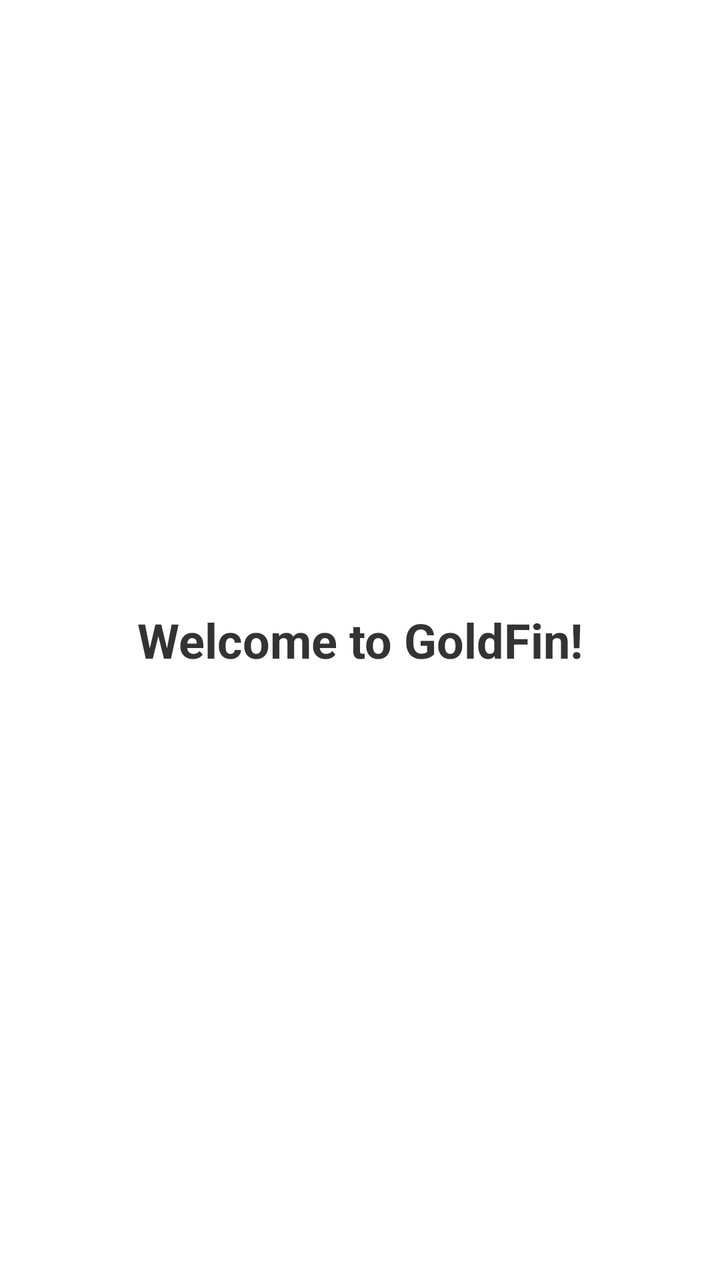
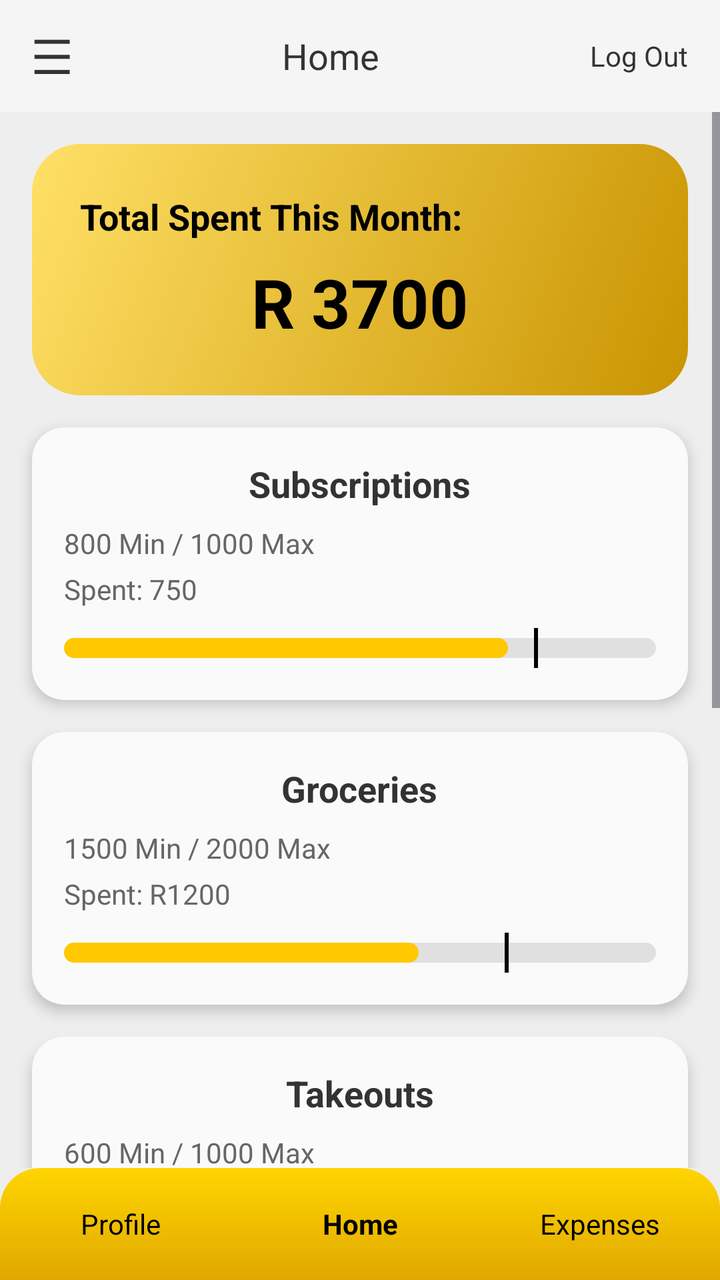

Before-and-after screenshots of an Android layout around one commit, followed by the original layout XML and the change that was made.
<!-- AndroidManifest.xml: application theme Theme.GoldfinBudgeting -->
<!-- res/layout/activity_home.xml -->
<?xml version="1.0" encoding="utf-8"?>
<LinearLayout
    xmlns:android="http://schemas.android.com/apk/res/android"
    android:id="@+id/main"
    android:layout_width="match_parent"
    android:layout_height="match_parent"
    android:orientation="vertical"
    android:gravity="center"
    android:padding="32dp"
    android:background="#FFFFFF">

    <TextView
        android:layout_width="wrap_content"
        android:layout_height="wrap_content"
        android:text="Welcome to GoldFin!"
        android:textSize="24sp"
        android:textStyle="bold"
        android:textColor="#333333"/>

</LinearLayout>
<!-- resources referenced by this layout -->
<resources>
  <style name="Theme.GoldfinBudgeting" parent="Base.Theme.GoldfinBudgeting" />
  <style name="Base.Theme.GoldfinBudgeting" parent="Theme.Material3.DayNight.NoActionBar">
          
          
      </style>
</resources>

<!-- the commit's change to res/layout/activity_home.xml (unified diff, before → after) -->
@@ -1,20 +1,633 @@
 <?xml version="1.0" encoding="utf-8"?>
 <LinearLayout
     xmlns:android="http://schemas.android.com/apk/res/android"
+    xmlns:app="http://schemas.android.com/apk/res-auto"
     android:id="@+id/main"
     android:layout_width="match_parent"
     android:layout_height="match_parent"
     android:orientation="vertical"
-    android:gravity="center"
-    android:padding="32dp"
-    android:background="#FFFFFF">
-
-    <TextView
-        android:layout_width="wrap_content"
-        android:layout_height="wrap_content"
-        android:text="Welcome to GoldFin!"
-        android:textSize="24sp"
-        android:textStyle="bold"
-        android:textColor="#333333"/>
+    android:background="#EEEEEE">
+
+    
+    <LinearLayout
+        android:layout_width="match_parent"
+        android:layout_height="56dp"
+        android:orientation="horizontal"
+        android:gravity="center_vertical"
+        android:paddingStart="16dp"
+        android:paddingEnd="16dp"
+        android:background="#F5F5F5">
+
+        <TextView
+            android:layout_width="wrap_content"
+            android:layout_height="wrap_content"
+            android:text="☰"
+            android:textSize="24sp"
+            android:textColor="#333333"/>
+
+        <TextView
+            android:layout_width="0dp"
+            android:layout_height="wrap_content"
+            android:layout_weight="1"
+            android:gravity="center"
+            android:text="Home"
+            android:textSize="18sp"
+            android:textColor="#333333"/>
+
+        <TextView
+            android:layout_width="wrap_content"
+            android:layout_height="wrap_content"
+            android:text="Log Out"
+            android:textSize="14sp"
+            android:textColor="#333333"/>
+
+    </LinearLayout>
+
+    
+    <ScrollView
+        android:layout_width="match_parent"
+        android:layout_height="0dp"
+        android:layout_weight="1">
+
+        <LinearLayout
+            android:layout_width="match_parent"
+            android:layout_height="wrap_content"
+            android:orientation="vertical"
+            android:paddingBottom="16dp">
+
+            
+            <LinearLayout
+                android:layout_width="match_parent"
+                android:layout_height="wrap_content"
+                android:layout_margin="16dp"
+                android:orientation="vertical"
+                android:padding="24dp"
+                android:background="@drawable/rounded_card_gold">
+
+                <TextView
+                    android:layout_width="wrap_content"
+                    android:layout_height="wrap_content"
+                    android:text="Total Spent This Month:"
+                    android:textSize="18sp"
+                    android:textStyle="bold"
+                    android:textColor="#000000"/>
+
+                <TextView
+                    android:layout_width="wrap_content"
+                    android:layout_height="wrap_content"
+                    android:layout_marginTop="8dp"
+                    android:layout_gravity="center_horizontal"
+                    android:text="R 3700"
+                    android:textSize="34sp"
+                    android:textStyle="bold"
+                    android:textColor="#000000"/>
+
+            </LinearLayout>
+
+            
+            <androidx.cardview.widget.CardView
+                android:layout_width="match_parent"
+                android:layout_height="wrap_content"
+                android:layout_marginStart="16dp"
+                android:layout_marginEnd="16dp"
+                android:layout_marginBottom="16dp"
+                app:cardCornerRadius="16dp"
+                app:cardElevation="4dp"
+                app:cardBackgroundColor="#FAFAFA">
+
+                <LinearLayout
+                    android:layout_width="match_parent"
+                    android:layout_height="wrap_content"
+                    android:orientation="vertical"
+                    android:padding="16dp">
+
+                    <TextView
+                        android:layout_width="wrap_content"
+                        android:layout_height="wrap_content"
+                        android:layout_gravity="center_horizontal"
+                        android:text="Subscriptions"
+                        android:textSize="18sp"
+                        android:textStyle="bold"
+                        android:textColor="#333333" />
+
+                    <TextView
+                        android:layout_width="wrap_content"
+                        android:layout_height="wrap_content"
+                        android:layout_marginTop="8dp"
+                        android:text="800 Min / 1000 Max"
+                        android:textSize="14sp"
+                        android:textColor="#666666"/>
+
+                    <TextView
+                        android:layout_width="wrap_content"
+                        android:layout_height="wrap_content"
+                        android:layout_marginTop="4dp"
+                        android:text="Spent: 750"
+                        android:textSize="14sp"
+                        android:textColor="#666666"/>
+
+                    <FrameLayout
+                        android:layout_width="match_parent"
+                        android:layout_height="20dp"
+                        android:layout_marginTop="10dp">
+
+                        <View
+                            android:layout_width="match_parent"
+                            android:layout_height="10dp"
+                            android:layout_gravity="center_vertical"
+                            android:background="@drawable/rounded_track_gray"/>
+
+                        <LinearLayout
+                            android:layout_width="match_parent"
+                            android:layout_height="10dp"
+                            android:layout_gravity="center_vertical"
+                            android:orientation="horizontal"
+                            android:weightSum="100">
+
+                            <View
+                                android:layout_width="0dp"
+                                android:layout_height="match_parent"
+                                android:layout_weight="75"
+                                android:background="@drawable/rounded_fill_gold"/>
+
+                            <View
+                                android:layout_width="0dp"
+                                android:layout_height="match_parent"
+                                android:layout_weight="25" />
+
+                        </LinearLayout>
+
+                        <LinearLayout
+                            android:layout_width="match_parent"
+                            android:layout_height="match_parent"
+                            android:orientation="horizontal"
+                            android:weightSum="100">
+
+                            <View
+                                android:layout_width="0dp"
+                                android:layout_height="match_parent"
+                                android:layout_weight="80"/>
+
+                            <View
+                                android:layout_width="2dp"
+                                android:layout_height="match_parent"
+                                android:background="#000000"/>
+
+                            <View
+                                android:layout_width="0dp"
+                                android:layout_height="match_parent"
+                                android:layout_weight="20"/>
+
+                        </LinearLayout>
+
+                    </FrameLayout>
+
+                </LinearLayout>
+
+            </androidx.cardview.widget.CardView>
+
+            
+            <androidx.cardview.widget.CardView
+                android:layout_width="match_parent"
+                android:layout_height="wrap_content"
+                android:layout_marginStart="16dp"
+                android:layout_marginEnd="16dp"
+                android:layout_marginBottom="16dp"
+                app:cardCornerRadius="16dp"
+                app:cardElevation="4dp"
+                app:cardBackgroundColor="#FAFAFA">
+
+                <LinearLayout
+                    android:layout_width="match_parent"
+                    android:layout_height="wrap_content"
+                    android:orientation="vertical"
+                    android:padding="16dp">
+
+                    <TextView
+                        android:layout_width="wrap_content"
+                        android:layout_height="wrap_content"
+                        android:layout_gravity="center_horizontal"
+                        android:text="Groceries"
+                        android:textSize="18sp"
+                        android:textStyle="bold"
+                        android:textColor="#333333"/>
+
+                    <TextView
+                        android:layout_width="wrap_content"
+                        android:layout_height="wrap_content"
+                        android:layout_marginTop="8dp"
+                        android:text="1500 Min / 2000 Max"
+                        android:textSize="14sp"
+                        android:textColor="#666666"/>
+
+                    <TextView
+                        android:layout_width="wrap_content"
+                        android:layout_height="wrap_content"
+                        android:layout_marginTop="4dp"
+                        android:text="Spent: R1200"
+                        android:textSize="14sp"
+                        android:textColor="#666666"/>
+
+                    <FrameLayout
+                        android:layout_width="match_parent"
+                        android:layout_height="20dp"
+                        android:layout_marginTop="10dp">
+
+                        <View
+                            android:layout_width="match_parent"
+                            android:layout_height="10dp"
+                            android:layout_gravity="center_vertical"
+                            android:background="@drawable/rounded_track_gray"/>
+
+                        <LinearLayout
+                            android:layout_width="match_parent"
+                            android:layout_height="10dp"
+                            android:layout_gravity="center_vertical"
+                            android:orientation="horizontal"
+                            android:weightSum="100">
+
+                            <View
+                                android:layout_width="0dp"
+                                android:layout_height="match_parent"
+                                android:layout_weight="60"
+                                android:background="@drawable/rounded_fill_gold"/>
+
+                            <View
+                                android:layout_width="0dp"
+                                android:layout_height="match_parent"
+                                android:layout_weight="40"/>
+
+                        </LinearLayout>
+
+                        <LinearLayout
+                            android:layout_width="match_parent"
+                            android:layout_height="match_parent"
+                            android:orientation="horizontal"
+                            android:weightSum="100">
+
+                            <View
+                                android:layout_width="0dp"
+                                android:layout_height="match_parent"
+                                android:layout_weight="75"/>
+
+                            <View
+                                android:layout_width="2dp"
+                                android:layout_height="match_parent"
+                                android:background="#000000"/>
+
+                            <View
+                                android:layout_width="0dp"
+                                android:layout_height="match_parent"
+                                android:layout_weight="25"/>
+
+                        </LinearLayout>
+
+                    </FrameLayout>
+
+                </LinearLayout>
+
+            </androidx.cardview.widget.CardView>
+
+            
+            <androidx.cardview.widget.CardView
+                android:layout_width="match_parent"
+                android:layout_height="wrap_content"
+                android:layout_marginStart="16dp"
+                android:layout_marginEnd="16dp"
+                android:layout_marginBottom="16dp"
+                app:cardCornerRadius="16dp"
+                app:cardElevation="4dp"
+                app:cardBackgroundColor="#FAFAFA">
+
+                <LinearLayout
+                    android:layout_width="match_parent"
+                    android:layout_height="wrap_content"
+                    android:orientation="vertical"
+                    android:padding="16dp">
+
+                    <TextView
+                        android:layout_width="wrap_content"
+                        android:layout_height="wrap_content"
+                        android:layout_gravity="center_horizontal"
+                        android:text="Takeouts"
+                        android:textSize="18sp"
+                        android:textStyle="bold"
+                        android:textColor="#333333"/>
+
+                    <TextView
+                        android:layout_width="wrap_content"
+                        android:layout_height="wrap_content"
+                        android:layout_marginTop="8dp"
+                        android:text="600 Min / 1000 Max"
+                        android:textSize="14sp"
+                        android:textColor="#666666"/>
+
+                    <TextView
+                        android:layout_width="wrap_content"
+                        android:layout_height="wrap_content"
+                        android:layout_marginTop="4dp"
+                        android:text="Spent: R400"
+                        android:textSize="14sp"
+                        android:textColor="#666666"/>
+
+                    <FrameLayout
+                        android:layout_width="match_parent"
+                        android:layout_height="20dp"
+                        android:layout_marginTop="10dp">
+
+                        <View
+                            android:layout_width="match_parent"
+                            android:layout_height="10dp"
+                            android:layout_gravity="center_vertical"
+                            android:background="@drawable/rounded_track_gray"/>
+
+                        <LinearLayout
+                            android:layout_width="match_parent"
+                            android:layout_height="10dp"
+                            android:layout_gravity="center_vertical"
+                            android:orientation="horizontal"
+                            android:weightSum="100">
+
+                            <View
+                                android:layout_width="0dp"
+                                android:layout_height="match_parent"
+                                android:layout_weight="40"
+                                android:background="@drawable/rounded_fill_gold"/>
+
+                            <View
+                                android:layout_width="0dp"
+                                android:layout_height="match_parent"
+                                android:layout_weight="60"/>
+
+                        </LinearLayout>
+
+                        <LinearLayout
+                            android:layout_width="match_parent"
+                            android:layout_height="match_parent"
+                            android:orientation="horizontal"
+                            android:weightSum="100">
+
+                            <View
+                                android:layout_width="0dp"
+                                android:layout_height="match_parent"
+                                android:layout_weight="60"/>
+
+                            <View
+                                android:layout_width="2dp"
+                                android:layout_height="match_parent"
+                                android:background="#000000"/>
+
+                            <View
+                                android:layout_width="0dp"
+                                android:layout_height="match_parent"
+                                android:layout_weight="40"/>
+
+                        </LinearLayout>
+
+                    </FrameLayout>
+
+                </LinearLayout>
+
+            </androidx.cardview.widget.CardView>
+
+            
+            <androidx.cardview.widget.CardView
+                android:layout_width="match_parent"
+                android:layout_height="wrap_content"
+                android:layout_marginStart="16dp"
+                android:layout_marginEnd="16dp"
+                android:layout_marginBottom="16dp"
+                app:cardCornerRadius="16dp"
+                app:cardElevation="4dp"
+                app:cardBackgroundColor="#FAFAFA">
+
+                <LinearLayout
+                    android:layout_width="match_parent"
+                    android:layout_height="wrap_content"
+                    android:orientation="vertical"
+                    android:padding="16dp">
+
+                    <TextView
+                        android:layout_width="wrap_content"
+                        android:layout_height="wrap_content"
+                        android:layout_gravity="center_horizontal"
+                        android:text="Games"
+                        android:textSize="18sp"
+                        android:textStyle="bold"
+                        android:textColor="#333333"/>
+
+                    <TextView
+                        android:layout_width="wrap_content"
+                        android:layout_height="wrap_content"
+                        android:layout_marginTop="8dp"
+                        android:text="600 Min / 2000 Max"
+                        android:textSize="14sp"
+                        android:textColor="#666666"/>
+
+                    <TextView
+                        android:layout_width="wrap_content"
+                        android:layout_height="wrap_content"
+                        android:layout_marginTop="4dp"
+                        android:text="Spent: R2000"
+                        android:textSize="14sp"
+                        android:textColor="#666666"/>
+
+                    <FrameLayout
+                        android:layout_width="match_parent"
+                        android:layout_height="20dp"
+                        android:layout_marginTop="10dp">
+
+                        <View
+                            android:layout_width="match_parent"
+                            android:layout_height="10dp"
+                            android:layout_gravity="center_vertical"
+                            android:background="@drawable/rounded_track_gray"/>
+
+                        <LinearLayout
+                            android:layout_width="match_parent"
+                            android:layout_height="10dp"
+                            android:layout_gravity="center_vertical"
+                            android:orientation="horizontal"
+                            android:weightSum="100">
+
+                            <View
+                                android:layout_width="0dp"
+                                android:layout_height="match_parent"
+                                android:layout_weight="100"
+                                android:background="@drawable/rounded_fill_red"/>
+
+                        </LinearLayout>
+
+                        <LinearLayout
+                            android:layout_width="match_parent"
+                            android:layout_height="match_parent"
+                            android:orientation="horizontal"
+                            android:weightSum="100">
+
+                            <View
+                                android:layout_width="0dp"
+                                android:layout_height="match_parent"
+                                android:layout_weight="90"/>
+
+                            <View
+                                android:layout_width="2dp"
+                                android:layout_height="match_parent"
+                                android:background="#000000"/>
+
+                            <View
+                                android:layout_width="0dp"
+                                android:layout_height="match_parent"
+                                android:layout_weight="10"/>
+
+                        </LinearLayout>
+
+                    </FrameLayout>
+
+                </LinearLayout>
+
+            </androidx.cardview.widget.CardView>
+
+            
+            <androidx.cardview.widget.CardView
+                android:layout_width="match_parent"
+                android:layout_height="wrap_content"
+                android:layout_marginStart="16dp"
+                android:layout_marginEnd="16dp"
+                android:layout_marginBottom="16dp"
+                app:cardCornerRadius="16dp"
+                app:cardElevation="4dp"
+                app:cardBackgroundColor="#FAFAFA">
+
+                <LinearLayout
+                    android:layout_width="match_parent"
+                    android:layout_height="wrap_content"
+                    android:orientation="vertical"
+                    android:padding="16dp">
+
+                    <TextView
+                        android:layout_width="wrap_content"
+                        android:layout_height="wrap_content"
+                        android:layout_gravity="center_horizontal"
+                        android:text="Car"
+                        android:textSize="18sp"
+                        android:textStyle="bold"
+                        android:textColor="#333333"/>
+
+                    <TextView
+                        android:layout_width="wrap_content"
+                        android:layout_height="wrap_content"
+                        android:layout_marginTop="8dp"
+                        android:text="4000 Min / 10000 Max"
+                        android:textSize="14sp"
+                        android:textColor="#666666"/>
+
+                    <TextView
+                        android:layout_width="wrap_content"
+                        android:layout_height="wrap_content"
+                        android:layout_marginTop="4dp"
+                        android:text="Spent: R2800"
+                        android:textSize="14sp"
+                        android:textColor="#666666"/>
+
+                    <FrameLayout
+                        android:layout_width="match_parent"
+                        android:layout_height="20dp"
+                        android:layout_marginTop="10dp">
+
+                        <View
+                            android:layout_width="match_parent"
+                            android:layout_height="10dp"
+                            android:layout_gravity="center_vertical"
+                            android:background="@drawable/rounded_track_gray" />
+
+                        <LinearLayout
+                            android:layout_width="match_parent"
+                            android:layout_height="10dp"
+                            android:layout_gravity="center_vertical"
+                            android:orientation="horizontal"
+                            android:weightSum="100">
+
+                            <View
+                                android:layout_width="0dp"
+                                android:layout_height="match_parent"
+                                android:layout_weight="28"
+                                android:background="@drawable/rounded_fill_gold" />
+
+                            <View
+                                android:layout_width="0dp"
+                                android:layout_height="match_parent"
+                                android:layout_weight="72"/>
+
+                        </LinearLayout>
+
+                        <LinearLayout
+                            android:layout_width="match_parent"
+                            android:layout_height="match_parent"
+                            android:orientation="horizontal"
+                            android:weightSum="100">
+
+                            <View
+                                android:layout_width="0dp"
+                                android:layout_height="match_parent"
+                                android:layout_weight="40" />
+
+                            <View
+                                android:layout_width="2dp"
+                                android:layout_height="match_parent"
+                                android:background="#000000" />
+
+                            <View
+                                android:layout_width="0dp"
+                                android:layout_height="match_parent"
+                                android:layout_weight="60" />
+
+                        </LinearLayout>
+
+                    </FrameLayout>
+
+                </LinearLayout>
+
+            </androidx.cardview.widget.CardView>
+
+        </LinearLayout>
+
+    </ScrollView>
+
+    
+    <LinearLayout
+        android:layout_width="match_parent"
+        android:layout_height="56dp"
+        android:orientation="horizontal"
+        android:background="@drawable/rounded_bottom_nav">
+
+        <TextView
+            android:layout_width="0dp"
+            android:layout_height="match_parent"
+            android:layout_weight="1"
+            android:gravity="center"
+            android:text="Profile"
+            android:textSize="14sp"
+            android:textColor="#000000"/>
+
+        <TextView
+            android:layout_width="0dp"
+            android:layout_height="match_parent"
+            android:layout_weight="1"
+            android:gravity="center"
+            android:text="Home"
+            android:textSize="14sp"
+            android:textStyle="bold"
+            android:textColor="#000000"/>
+
+        <TextView
+            android:layout_width="0dp"
+            android:layout_height="match_parent"
+            android:layout_weight="1"
+            android:gravity="center"
+            android:text="Expenses"
+            android:textSize="14sp"
+            android:textColor="#000000"/>
+
+    </LinearLayout>
 
 </LinearLayout>
<!-- resource entries referenced after the edit -->
@@ -1,5 +1,66 @@
 <!-- resources referenced by this layout -->
 <resources>
+  <!-- drawable rounded_bottom_nav (drawable) -->
+  <?xml version="1.0" encoding="utf-8"?>
+  <shape xmlns:android="http://schemas.android.com/apk/res/android"
+      android:shape="rectangle">
+  
+      <gradient
+          android:startColor="#FFD500"
+          android:endColor="#E0A800"
+          android:angle="270"/>
+  
+      <corners
+          android:topLeftRadius="20dp"
+          android:topRightRadius="20dp"
+          android:bottomLeftRadius="0dp"
+          android:bottomRightRadius="0dp"/>
+  
+  </shape>
+  <!-- drawable rounded_card_gold (drawable) -->
+  <?xml version="1.0" encoding="utf-8"?>
+  <shape xmlns:android="http://schemas.android.com/apk/res/android"
+  android:shape="rectangle">
+  
+  
+  <gradient
+      android:startColor="#FFE066"
+      android:endColor="#C99400"
+      android:angle="315"/>
+  
+  <corners android:radius="24dp"/>
+  
+  </shape>
+  <!-- drawable rounded_fill_gold (drawable) -->
+  <?xml version="1.0" encoding="utf-8"?>
+  <shape xmlns:android="http://schemas.android.com/apk/res/android"
+      android:shape="rectangle">
+  
+      <solid android:color="#FFC800"/>
+  
+      <corners android:radius="5dp"/>
+  
+  </shape>
+  <!-- drawable rounded_fill_red (drawable) -->
+  <?xml version="1.0" encoding="utf-8"?>
+  <shape xmlns:android="http://schemas.android.com/apk/res/android"
+      android:shape="rectangle">
+  
+      <solid android:color="#E53935"/>
+  
+      <corners android:radius="5dp"/>
+  
+  </shape>
+  <!-- drawable rounded_track_gray (drawable) -->
+  <?xml version="1.0" encoding="utf-8"?>
+  <shape xmlns:android="http://schemas.android.com/apk/res/android"
+      android:shape="rectangle">
+  
+      <solid android:color="#E0E0E0"/>
+  
+      <corners android:radius="5dp"/>
+  
+  </shape>
   <style name="Theme.GoldfinBudgeting" parent="Base.Theme.GoldfinBudgeting" />
   <style name="Base.Theme.GoldfinBudgeting" parent="Theme.Material3.DayNight.NoActionBar">
           
